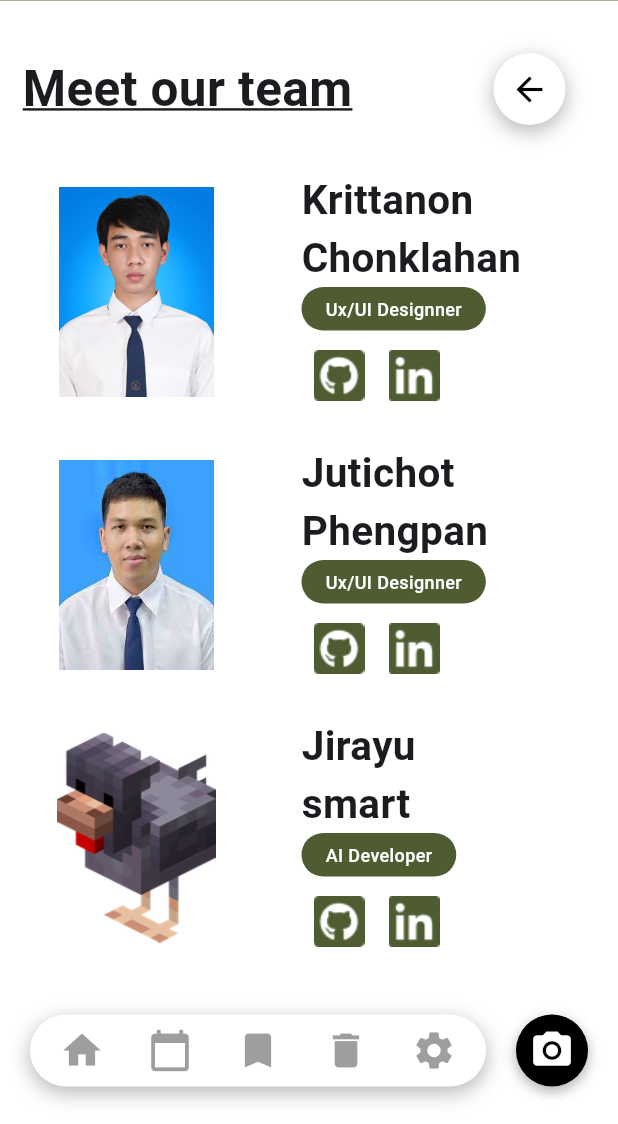
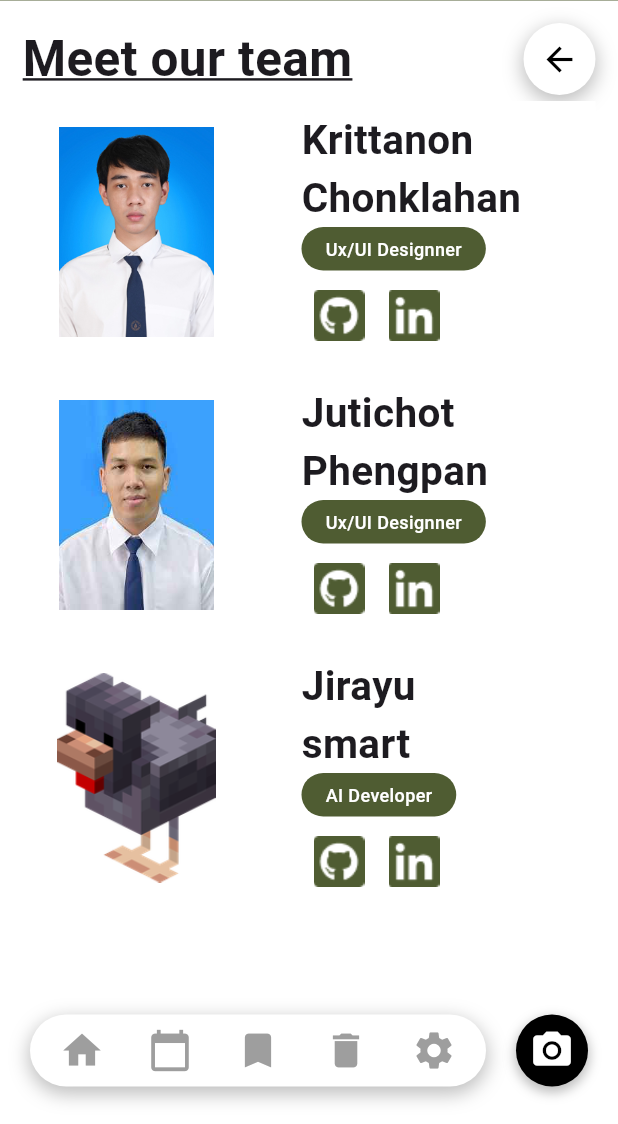
Before and after one commit to SakanaIsReal/TrashScan, a Flutter app: the AboutTeamScreen screen opened by its route, on a phone screen of 412 x 824 dp, the part 112-1236 px from its top. Run offline on Flutter 3.47's test engine with Material 3 defaults, Android fonts, the phone set to English and light mode, and no system bars; our stand-ins replace camera, flutter_dotenv, flutter_svg, geolocator, go_router, google_maps_flutter and 2 more.

Commit message:
fix: delete default padding from custom back button

```diff
--- a/lib/widgets/custom_back_button.dart
+++ b/lib/widgets/custom_back_button.dart
@@ -7,8 +7,6 @@ class CustomBackButton extends StatelessWidget {
   @override
   Widget build(BuildContext context) {
     return GestureDetector(
-      child: Padding(
-        padding: const EdgeInsets.all(20.0),
       child: Container(
         decoration: BoxDecoration(
           borderRadius: BorderRadius.circular(40),
@@ -37,7 +35,6 @@ class CustomBackButton extends StatelessWidget {
           },
         ),
       ),
-      ),
     );
   }
 }
```
Lines whose indentation alone changed are shown as unchanged.
